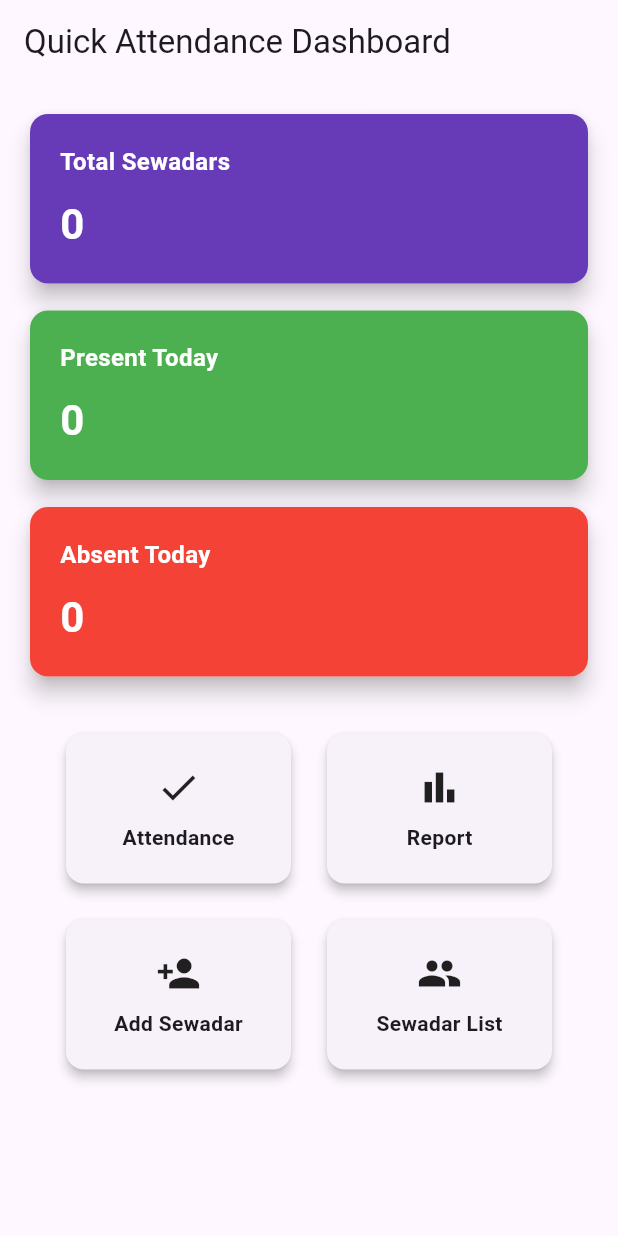
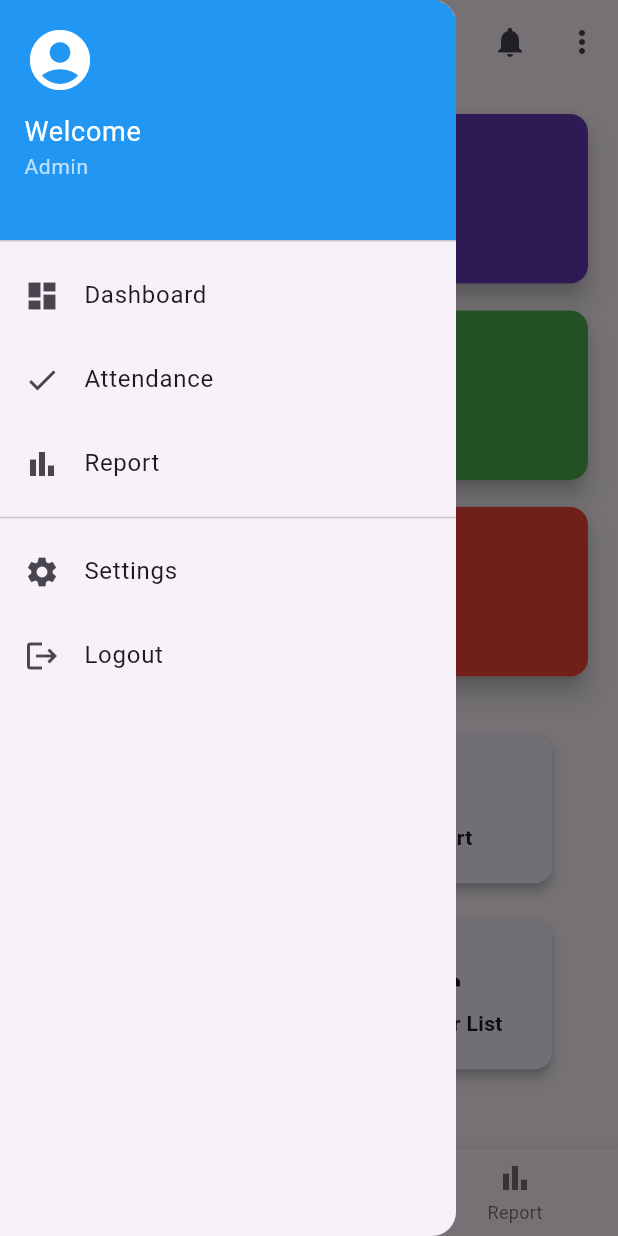
Before and after one commit to arjunhanswal/quick-attendance-app, a Flutter app: the screen it shows after launch, with the side drawer open (before the commit the screen has no drawer), on a phone screen of 412 x 824 dp. Run offline on Flutter 3.47's test engine with Material 3 defaults, Android fonts, the phone set to English and light mode, and no system bars; our stand-ins replace csv, hive, hive_flutter, share_plus; accounts and stored records are empty.

Commit message:
UI updation: add home page menu tab bar

```diff
--- /dev/null
+++ b/lib/pages/HomePage.dart
@@ -0,0 +1,145 @@
+import 'package:flutter/material.dart';
+import 'dashboard_page.dart';
+import 'attendance_page.dart';
+import 'report_page.dart';
+
+class HomePage extends StatefulWidget {
+  const HomePage({super.key});
+
+  @override
+  State<HomePage> createState() => _HomePageState();
+}
+
+class _HomePageState extends State<HomePage> {
+  int _currentIndex = 0;
+
+  final List<Widget> _pages = [
+    DashboardPage(),
+    AttendancePage(),
+    ReportPage(),
+  ];
+
+  final List<String> _titles = [
+    'Dashboard',
+    'Attendance',
+    'Report',
+  ];
+  String _getTitle() {
+    return _titles[_currentIndex];
+  }
+
+  @override
+  Widget build(BuildContext context) {
+    return Scaffold(
+      appBar: AppBar(
+        title: Text(_getTitle()),
+        actions: [
+          IconButton(
+            icon: Icon(Icons.notifications),
+            onPressed: () {
+              // Optional: open notification page
+            },
+          ),
+          PopupMenuButton<String>(
+            onSelected: (value) {
+              if (value == 'Settings') {
+                Navigator.pushNamed(context, '/settings');
+              } else if (value == 'Logout') {
+                // logout logic
+              }
+            },
+            itemBuilder: (BuildContext context) {
+              return {'Settings', 'Logout'}.map((String choice) {
+                return PopupMenuItem<String>(
+                  value: choice,
+                  child: Text(choice),
+                );
+              }).toList();
+            },
+          ),
+        ],
+      ),
+      drawer: Drawer(
+        child: ListView(
+          padding: EdgeInsets.zero,
+          children: [
+            DrawerHeader(
+              decoration: BoxDecoration(color: Colors.blue),
+              child: Column(
+                crossAxisAlignment: CrossAxisAlignment.start,
+                children: [
+                  Icon(Icons.account_circle, size: 48, color: Colors.white),
+                  SizedBox(height: 10),
+                  Text("Welcome",
+                      style: TextStyle(color: Colors.white, fontSize: 18)),
+                  Text("Admin",
+                      style: TextStyle(color: Colors.white70, fontSize: 14)),
+                ],
+              ),
+            ),
+            ListTile(
+              leading: Icon(Icons.dashboard),
+              title: Text('Dashboard'),
+              onTap: () {
+                Navigator.pop(context);
+                setState(() => _currentIndex = 0);
+              },
+            ),
+            ListTile(
+              leading: Icon(Icons.check),
+              title: Text('Attendance'),
+              onTap: () {
+                Navigator.pop(context);
+                setState(() => _currentIndex = 1);
+              },
+            ),
+            ListTile(
+              leading: Icon(Icons.bar_chart),
+              title: Text('Report'),
+              onTap: () {
+                Navigator.pop(context);
+                setState(() => _currentIndex = 2);
+              },
+            ),
+            Divider(),
+            ListTile(
+              leading: Icon(Icons.settings),
+              title: Text('Settings'),
+              onTap: () {
+                Navigator.pop(context);
+                Navigator.pushNamed(context, '/settings');
+              },
+            ),
+            ListTile(
+              leading: Icon(Icons.logout),
+              title: Text('Logout'),
+              onTap: () {
+                Navigator.pop(context);
+                // Handle logout
+              },
+            ),
+          ],
+        ),
+      ),
+      body: _pages[_currentIndex],
+      bottomNavigationBar: BottomNavigationBar(
+        currentIndex: _currentIndex,
+        onTap: (index) => setState(() => _currentIndex = index),
+        items: const [
+          BottomNavigationBarItem(
+            icon: Icon(Icons.dashboard),
+            label: 'Dashboard',
+          ),
+          BottomNavigationBarItem(
+            icon: Icon(Icons.check_circle_outline),
+            label: 'Attendance',
+          ),
+          BottomNavigationBarItem(
+            icon: Icon(Icons.bar_chart),
+            label: 'Report',
+          ),
+        ],
+      ),
+    );
+  }
+}
--- a/lib/pages/attendance_page.dart
+++ b/lib/pages/attendance_page.dart
@@ -96,7 +96,6 @@ class _AttendancePageState extends State<AttendancePage> {
   @override
   Widget build(BuildContext context) {
     return Scaffold(
-      appBar: AppBar(title: Text('Take Attendance')),
       body: Padding(
         padding: const EdgeInsets.all(16.0),
         child: Column(
--- a/lib/pages/dashboard_page.dart
+++ b/lib/pages/dashboard_page.dart
@@ -51,10 +51,7 @@ class _DashboardPageState extends State<DashboardPage> {
   @override
   Widget build(BuildContext context) {
     return Scaffold(
-      appBar: AppBar(
-        title: Text('Quick Attendance Dashboard'),
-      ),
-      body: Padding(
+      body: SingleChildScrollView(
         padding: const EdgeInsets.all(16.0),
         child: Column(
           children: [
@@ -94,23 +91,17 @@ class _DashboardPageState extends State<DashboardPage> {
         child: Column(
           crossAxisAlignment: CrossAxisAlignment.start,
           children: [
-            Text(
-              label,
+            Text(label,
                 style: TextStyle(
                     fontSize: 16,
                     color: Colors.white,
-                fontWeight: FontWeight.w600,
-              ),
-            ),
+                    fontWeight: FontWeight.w600)),
             SizedBox(height: 10),
-            Text(
-              count.toString(),
+            Text(count.toString(),
                 style: TextStyle(
                     fontSize: 28,
                     fontWeight: FontWeight.bold,
-                color: Colors.white,
-              ),
-            ),
+                    color: Colors.white)),
           ],
         ),
       ),
@@ -121,7 +112,7 @@ class _DashboardPageState extends State<DashboardPage> {
     return GestureDetector(
       onTap: () async {
         await Navigator.pushNamed(context, route);
-        calculateStats(); // Refresh the counts when user returns
+        calculateStats(); // Refresh stats when returning
       },
       child: Card(
         elevation: 3,
--- a/lib/pages/report_page.dart
+++ b/lib/pages/report_page.dart
@@ -112,10 +112,8 @@ class _ReportPageState extends State<ReportPage> {
   Widget build(BuildContext context) {
     final records = getFilteredRecords();
     final userBox = Hive.box<UserModel>(Boxes.userBox);
-    final groupedRecords = groupByWeek(records);
 
     return Scaffold(
-      appBar: AppBar(title: Text("Attendance Report")),
       body: Column(
         children: [
           Row(
```
Also changed, not shown: lib/main.dart (+11 -29 lines), lib/pages/user_list_page.dart (+24 -2 lines). Lines whose indentation alone changed are shown as unchanged.
